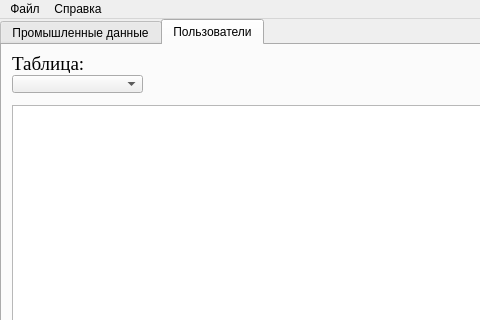
First picture: the form in GUI/AdminForm.ui, repository DeppaRet/SteelmakingConverter, before the edit; both pictures show x 0 to 480 and y 0 to 320 of the 896 by 620 pixel window.
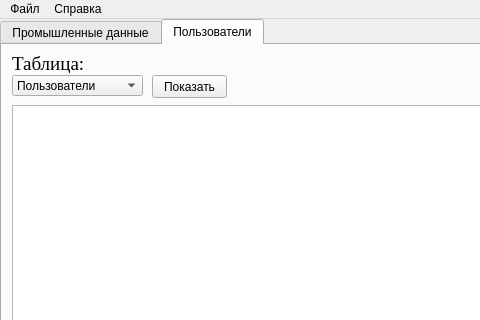
Second picture: the form after the edit. The open tabs and pages were chosen to show the change.

What changed in the file:
```diff
--- a/GUI/AdminForm.ui
+++ b/GUI/AdminForm.ui
@@ -246,9 +246,19 @@
         <x>10</x>
         <y>30</y>
         <width>131</width>
-        <height>18</height>
+        <height>21</height>
        </rect>
       </property>
+      <item>
+       <property name="text">
+        <string>Пользователи</string>
+       </property>
+      </item>
+      <item>
+       <property name="text">
+        <string>Роли</string>
+       </property>
+      </item>
      </widget>
      <widget class="QLabel" name="tabelLabel_4">
       <property name="geometry">
@@ -269,6 +279,29 @@
        <string>Таблица:</string>
       </property>
      </widget>
+     <widget class="QPushButton" name="showTableForUsers">
+      <property name="geometry">
+       <rect>
+        <x>150</x>
+        <y>30</y>
+        <width>75</width>
+        <height>23</height>
+       </rect>
+      </property>
+      <property name="text">
+       <string>Показать</string>
+      </property>
+     </widget>
+     <widget class="QTableWidget" name="tableWidgetUsers">
+      <property name="geometry">
+       <rect>
+        <x>10</x>
+        <y>60</y>
+        <width>521</width>
+        <height>441</height>
+       </rect>
+      </property>
+     </widget>
     </widget>
    </widget>
    <widget class="QPushButton" name="openOperatorForm_2">
```
Left out of the diff: 45 changed lines with no effect on the pictures.
